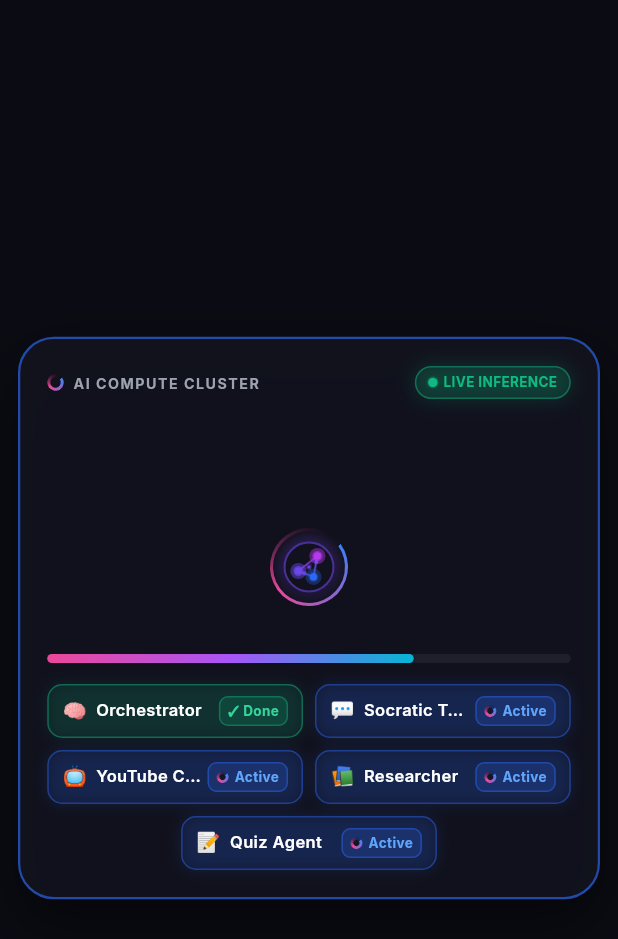
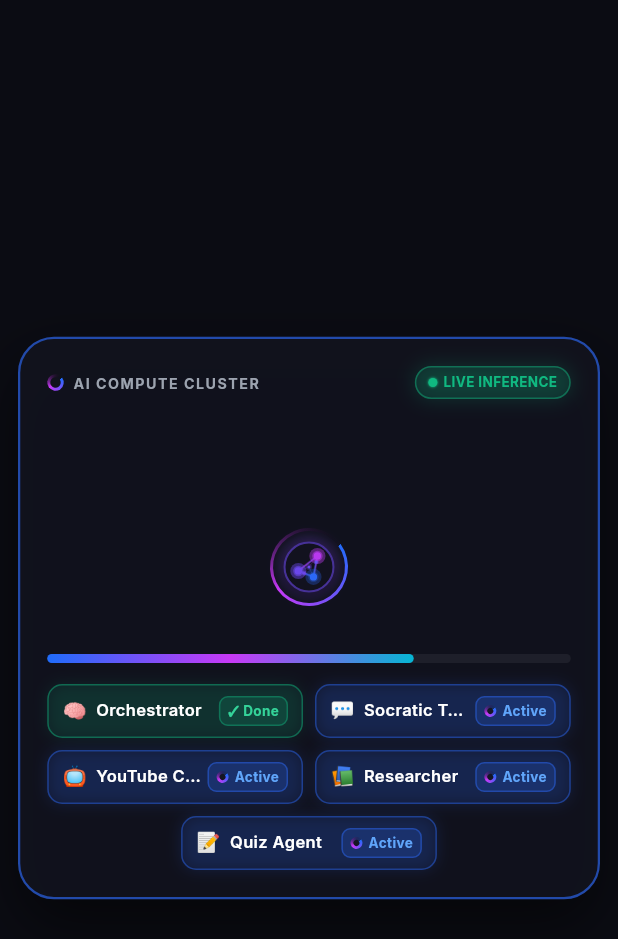
Before and after one commit to zees007/edutech-ai-based-learning-platform, a Flutter app: the NeuralInferenceLoader widget shown alone on an empty page, opened directly with empty values, on a phone screen of 412 x 824 dp. Shown: the top 939 px of the screen. Run offline on Flutter 3.47's test engine with Material 3 defaults, Android fonts, the phone set to English and light mode, and no system bars; our stand-ins replace cookie_jar, dio, dio_cookie_manager, fl_chart, flutter_markdown, flutter_riverpod and 7 more; missing offline and left inert: dart:js_interop, flutter_math_fork; accounts and stored records are empty; network calls fail.

Commit message:
feat: add NeuralInferenceLoader widget for AI compute progress visualization

```diff
--- a/devzees-edutechai-client/lib/presentation/pages/learning/widgets/main_content/neural_inference_loader.dart
+++ b/devzees-edutechai-client/lib/presentation/pages/learning/widgets/main_content/neural_inference_loader.dart
@@ -190,11 +190,11 @@ class _NeuralInferenceLoaderState extends State<NeuralInferenceLoader>
 
         // Compact Gradient Title
         ShaderMask(
-          shaderCallback: (bounds) => LinearGradient(
-            colors: isDark
-                ? const [Color(0xFFEC4899), Color(0xFFA855F7)]
-                : const [Color(0xFFBE185D), Color(0xFF7C3AED)],
-          ).createShader(bounds),
+          shaderCallback: (bounds) => (isDark
+              ? AppColors.primaryGradient
+              : const LinearGradient(
+                  colors: [Color(0xFFBE185D), Color(0xFF7C3AED)],
+                )).createShader(bounds),
           child: Text(
             widget.title,
             textAlign: TextAlign.center,
@@ -252,7 +252,7 @@ class _NeuralInferenceLoaderState extends State<NeuralInferenceLoader>
                                 spreadRadius: 3,
                               ),
                               BoxShadow(
-                                color: const Color(0xFFEC4899).withValues(
+                                color: (isDark ? AppColors.accentPink : const Color(0xFFEC4899)).withValues(
                                   alpha: isDark
                                       ? (0.20 + 0.15 * _pulseController.value)
                                       : (0.10 + 0.08 * _pulseController.value),
@@ -303,8 +303,8 @@ class _NeuralInferenceLoaderState extends State<NeuralInferenceLoader>
                   gradient: LinearGradient(
                     colors: isDark
                         ? const [
-                            Color(0xFFEC4899),
-                            Color(0xFFA855F7),
+                            Color(0xFF1F6CFA),
+                            Color(0xFFC839F6),
                             Color(0xFF06B6D4),
                           ]
                         : const [
@@ -538,11 +538,11 @@ class _NeuralInferenceLoaderState extends State<NeuralInferenceLoader>
                 ),
                 const SizedBox(height: 12),
                 ShaderMask(
-                  shaderCallback: (bounds) => LinearGradient(
-                    colors: isDark
-                        ? const [Color(0xFFEC4899), Color(0xFFA855F7)]
-                        : const [Color(0xFFBE185D), Color(0xFF7C3AED)],
-                  ).createShader(bounds),
+                  shaderCallback: (bounds) => (isDark
+                      ? AppColors.primaryGradient
+                      : const LinearGradient(
+                          colors: [Color(0xFFBE185D), Color(0xFF7C3AED)],
+                        )).createShader(bounds),
                   child: Text(
                     widget.title,
                     textAlign: TextAlign.center,
@@ -645,8 +645,8 @@ class _NeuralInferenceLoaderState extends State<NeuralInferenceLoader>
                   gradient: LinearGradient(
                     colors: isDark
                         ? const [
-                            Color(0xFFEC4899),
-                            Color(0xFFA855F7),
+                            Color(0xFF1F6CFA),
+                            Color(0xFFC839F6),
                             Color(0xFF06B6D4),
                           ]
                         : const [
@@ -998,11 +998,17 @@ class _GradientSpinnerState extends State<GradientSpinner>
       child: Container(
         width: widget.size,
         height: widget.size,
-        decoration: const BoxDecoration(
+        decoration: BoxDecoration(
           shape: BoxShape.circle,
           gradient: SweepGradient(
-            colors: [Color(0xFF3B82F6), Color(0xFFEC4899), Colors.transparent],
-            stops: [0.0, 0.5, 1.0],
+            colors: isDark
+                ? const [
+                    Color(0xFF1F6CFA),
+                    Color(0xFFC839F6),
+                    Colors.transparent,
+                  ]
+                : const [Color(0xFF3B82F6), Color(0xFFEC4899), Colors.transparent],
+            stops: const [0.0, 0.5, 1.0],
           ),
         ),
         child: Padding(
```
